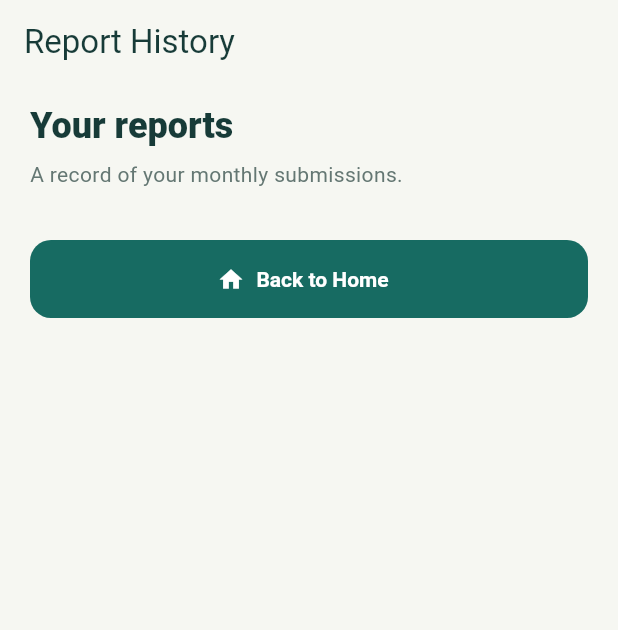
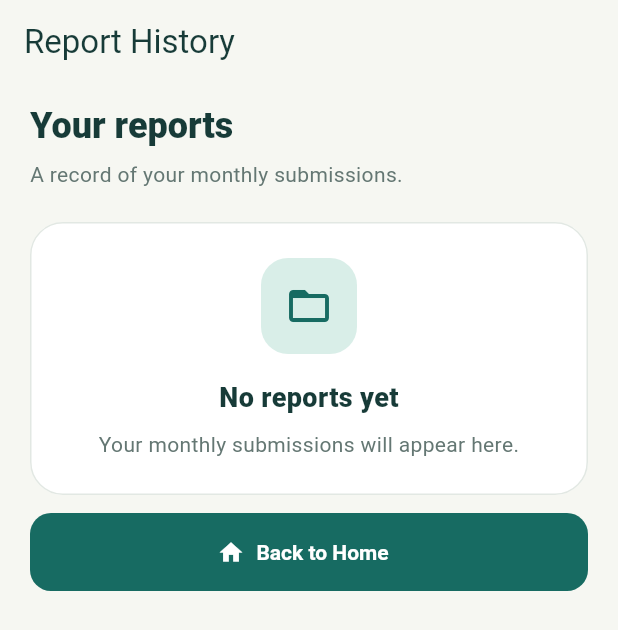
Before and after one commit to Azure2069/congregation-reporting-app, a Flutter app: the ReportHistoryScreen screen opened by its route, on a phone screen of 412 x 824 dp. Shown: the top 630 px of the screen. Run offline on Flutter 3.47's test engine with Material 3 defaults, Android fonts, the light colour scheme and no system bars; our stand-ins replace flutter_riverpod, go_router.

Commit message:
updated report_provider

```diff
--- a/lib/features/auth/screens/loginScreen.dart
+++ b/lib/features/auth/screens/loginScreen.dart
@@ -63,7 +63,7 @@ class _LoginScreen extends State<LoginScreen> {
                 decoration: const InputDecoration(
                   labelText: "Phone number",
                   hintText: "0xxxxxxxxx",
-                  prefixIcon: const Icon(Icons.phone_outlined),
+                  prefixIcon: Icon(Icons.phone_outlined),
                 ),
               ),
               SizedBox(height: 10),
--- a/lib/features/auth/screens/reportHistoryScreen.dart
+++ b/lib/features/auth/screens/reportHistoryScreen.dart
@@ -42,6 +42,46 @@ class ReportHistoryScreen extends ConsumerWidget {
             style: TextStyle(color: Color(0xFF647773)),
           ),
           const SizedBox(height: 22),
+          if (reports.isEmpty) ...[
+            Card(
+              child: Padding(
+                padding: const EdgeInsets.all(24),
+                child: Column(
+                  mainAxisSize: MainAxisSize.min,
+                  children: [
+                    Container(
+                      width: 64,
+                      height: 64,
+                      decoration: BoxDecoration(
+                        color: const Color(0xFFD9EEE8),
+                        borderRadius: BorderRadius.circular(18),
+                      ),
+                      child: const Icon(
+                        Icons.folder_open_outlined,
+                        color: Color(0xFF176B62),
+                        size: 32,
+                      ),
+                    ),
+                    const SizedBox(height: 16),
+                    const Text(
+                      'No reports yet',
+                      style: TextStyle(
+                        fontSize: 18,
+                        fontWeight: FontWeight.w800,
+                        color: Color(0xFF173B38),
+                      ),
+                    ),
+                    const SizedBox(height: 8),
+                    const Text(
+                      'Your monthly submissions will appear here.',
+                      textAlign: TextAlign.center,
+                      style: TextStyle(color: Color(0xFF647773), height: 1.4),
+                    ),
+                  ],
+                ),
+              ),
+            ),
+          ] else ...[
             Card(
               child: ListView.builder(
                 itemCount: reports.length,
@@ -49,6 +89,7 @@ class ReportHistoryScreen extends ConsumerWidget {
                 physics: const NeverScrollableScrollPhysics(),
                 itemBuilder: (context, index) {
                   final report = reports[index];
+
                   if (report.publisherType == "Publisher") {
                     return ListTile(
                       contentPadding: const EdgeInsets.symmetric(
@@ -82,8 +123,7 @@ class ReportHistoryScreen extends ConsumerWidget {
                     );
                   } else if (report.publisherType == 'Auxiliary Pioneer' ||
                       report.publisherType == 'Regular Pioneer') {
-                  return Card(
-                    child: ListTile(
+                    return ListTile(
                       contentPadding: const EdgeInsets.symmetric(
                         horizontal: 18,
                         vertical: 8,
@@ -111,13 +151,14 @@ class ReportHistoryScreen extends ConsumerWidget {
                         ),
                       ),
                       trailing: const Chip(label: Text("Submitted")),
-                    ),
                     );
                   }
                   return const SizedBox.shrink();
                 },
               ),
             ),
+          ],
+
           const SizedBox(height: 12),
 
           ElevatedButton.icon(
```
Also changed, not shown: lib/features/auth/screens/submitReportScreen.dart (+36 -18 lines), lib/providers/report_provider.dart (+36 -2 lines). Lines whose indentation alone changed are shown as unchanged.
